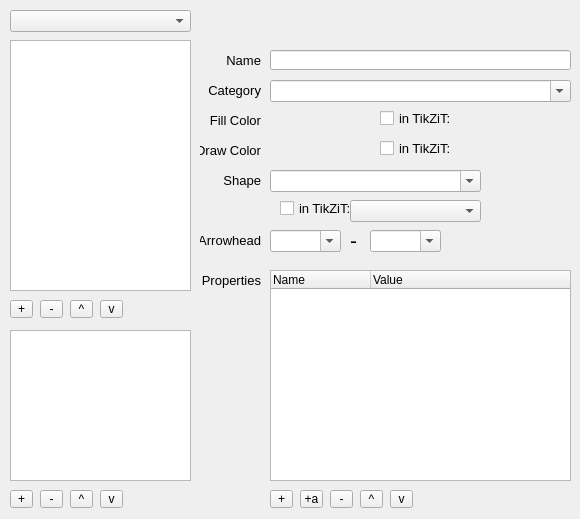
Old version of the form src/gui/styleeditor.ui in the repository tikzit/tikzit.
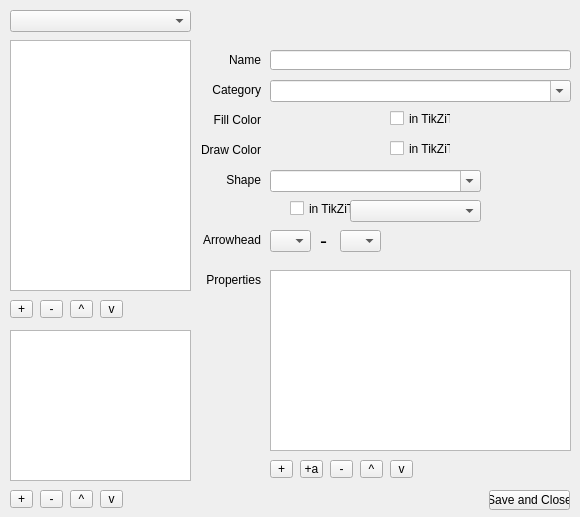
New version of the form.

The edit to the form file:
```diff
--- a/src/gui/styleeditor.ui
+++ b/src/gui/styleeditor.ui
@@ -7,7 +7,7 @@
     <x>0</x>
     <y>0</y>
     <width>580</width>
-    <height>519</height>
+    <height>517</height>
    </rect>
   </property>
   <property name="windowTitle">
@@ -33,11 +33,6 @@
       <height>20</height>
      </rect>
     </property>
-    <property name="font">
-     <font>
-      <pointsize>10</pointsize>
-     </font>
-    </property>
     <property name="text">
      <string>Name</string>
     </property>
@@ -57,11 +52,6 @@
       <height>20</height>
      </rect>
     </property>
-    <property name="font">
-     <font>
-      <pointsize>10</pointsize>
-     </font>
-    </property>
     <property name="text">
      <string>Category</string>
     </property>
@@ -81,11 +71,6 @@
       <height>20</height>
      </rect>
     </property>
-    <property name="font">
-     <font>
-      <pointsize>10</pointsize>
-     </font>
-    </property>
     <property name="text">
      <string>Fill Color</string>
     </property>
@@ -105,11 +90,6 @@
       <height>20</height>
      </rect>
     </property>
-    <property name="font">
-     <font>
-      <pointsize>10</pointsize>
-     </font>
-    </property>
     <property name="text">
      <string>Draw Color</string>
     </property>
@@ -190,15 +170,14 @@
    <widget class="QCheckBox" name="hasTikzitFillColor">
     <property name="geometry">
      <rect>
-      <x>380</x>
+      <x>390</x>
       <y>110</y>
-      <width>71</width>
+      <width>61</width>
       <height>17</height>
      </rect>
     </property>
     <property name="font">
      <font>
-      <pointsize>10</pointsize>
       <italic>false</italic>
      </font>
     </property>
@@ -209,15 +188,14 @@
    <widget class="QCheckBox" name="hasTikzitDrawColor">
     <property name="geometry">
      <rect>
-      <x>380</x>
+      <x>390</x>
       <y>140</y>
-      <width>71</width>
+      <width>61</width>
       <height>17</height>
      </rect>
     </property>
     <property name="font">
      <font>
-      <pointsize>10</pointsize>
       <italic>false</italic>
      </font>
     </property>
@@ -272,11 +250,6 @@
       <height>20</height>
      </rect>
     </property>
-    <property name="font">
-     <font>
-      <pointsize>10</pointsize>
-     </font>
-    </property>
     <property name="text">
      <string>Shape</string>
     </property>
@@ -318,15 +291,14 @@
    <widget class="QCheckBox" name="hasTikzitShape">
     <property name="geometry">
      <rect>
-      <x>280</x>
+      <x>290</x>
       <y>200</y>
-      <width>71</width>
+      <width>61</width>
       <height>17</height>
      </rect>
     </property>
     <property name="font">
      <font>
-      <pointsize>10</pointsize>
       <italic>false</italic>
      </font>
     </property>
@@ -353,11 +325,6 @@
       <height>20</height>
      </rect>
     </property>
-    <property name="font">
-     <font>
-      <pointsize>10</pointsize>
-     </font>
-    </property>
     <property name="text">
      <string>Arrowhead</string>
     </property>
@@ -373,12 +340,12 @@
      <rect>
       <x>270</x>
       <y>230</y>
-      <width>71</width>
+      <width>41</width>
       <height>22</height>
      </rect>
     </property>
     <property name="editable">
-     <bool>true</bool>
+     <bool>false</bool>
     </property>
     <item>
      <property name="text">
@@ -434,7 +401,7 @@
    <widget class="QLabel" name="labelDash">
     <property name="geometry">
      <rect>
-      <x>350</x>
+      <x>320</x>
       <y>230</y>
       <width>16</width>
       <height>21</height>
@@ -452,14 +419,14 @@
    <widget class="QComboBox" name="rightArrow">
     <property name="geometry">
      <rect>
-      <x>370</x>
+      <x>340</x>
       <y>230</y>
-      <width>71</width>
+      <width>41</width>
       <height>22</height>
      </rect>
     </property>
     <property name="editable">
-     <bool>true</bool>
+     <bool>false</bool>
     </property>
     <item>
      <property name="text">
@@ -521,11 +488,6 @@
       <height>20</height>
      </rect>
     </property>
-    <property name="font">
-     <font>
-      <pointsize>10</pointsize>
-     </font>
-    </property>
     <property name="text">
      <string>Properties</string>
     </property>
@@ -536,31 +498,11 @@
      <set>Qt::AlignRight|Qt::AlignTrailing|Qt::AlignVCenter</set>
     </property>
    </widget>
-   <widget class="QTreeWidget" name="properties">
-    <property name="geometry">
-     <rect>
-      <x>270</x>
-      <y>270</y>
-      <width>301</width>
-      <height>211</height>
-     </rect>
-    </property>
-    <column>
-     <property name="text">
-      <string notr="true">Name</string>
-     </property>
-    </column>
-    <column>
-     <property name="text">
-      <string>Value</string>
-     </property>
-    </column>
-   </widget>
    <widget class="QToolButton" name="addProperty">
     <property name="geometry">
      <rect>
       <x>270</x>
-      <y>490</y>
+      <y>460</y>
       <width>23</width>
       <height>18</height>
      </rect>
@@ -573,7 +515,7 @@
     <property name="geometry">
      <rect>
       <x>300</x>
-      <y>490</y>
+      <y>460</y>
       <width>23</width>
       <height>18</height>
      </rect>
@@ -586,7 +528,7 @@
     <property name="geometry">
      <rect>
       <x>330</x>
-      <y>490</y>
+      <y>460</y>
       <width>23</width>
       <height>18</height>
      </rect>
@@ -599,7 +541,7 @@
     <property name="geometry">
      <rect>
       <x>360</x>
-      <y>490</y>
+      <y>460</y>
       <width>23</width>
       <height>18</height>
      </rect>
@@ -612,7 +554,7 @@
     <property name="geometry">
      <rect>
       <x>390</x>
-      <y>490</y>
+      <y>460</y>
       <width>23</width>
       <height>18</height>
      </rect>
@@ -745,6 +687,46 @@
      <string>v</string>
     </property>
    </widget>
+   <widget class="QPushButton" name="save">
+    <property name="geometry">
+     <rect>
+      <x>489</x>
+      <y>490</y>
+      <width>81</width>
+      <height>20</height>
+     </rect>
+    </property>
+    <property name="text">
+     <string>Save and Close</string>
+    </property>
+   </widget>
+   <widget class="QTreeView" name="properties">
+    <property name="geometry">
+     <rect>
+      <x>270</x>
+      <y>270</y>
+      <width>301</width>
+      <height>181</height>
+     </rect>
+    </property>
+    <property name="font">
+     <font>
+      <pointsize>8</pointsize>
+     </font>
+    </property>
+    <property name="rootIsDecorated">
+     <bool>false</bool>
+    </property>
+    <property name="uniformRowHeights">
+     <bool>true</bool>
+    </property>
+    <property name="headerHidden">
+     <bool>false</bool>
+    </property>
+    <attribute name="headerVisible">
+     <bool>true</bool>
+    </attribute>
+   </widget>
   </widget>
  </widget>
  <resources/>
```
Left out of the diff: 87 changed lines with no effect on the pictures.
